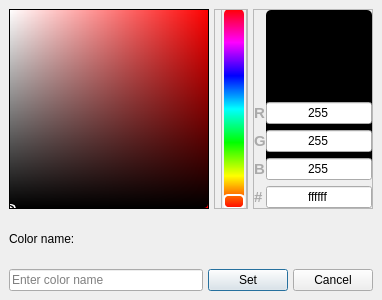
Above: ui/color_picker_dialog.ui from TheCodingJsoftware/Invigo before the change. Below: the same form after it.
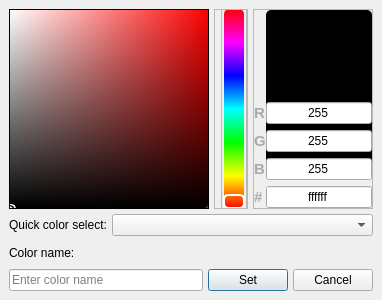
That is the form after the change.

Commit message: quick select ral colors

Diff of the .ui file:
```diff
--- a/ui/color_picker_dialog.ui
+++ b/ui/color_picker_dialog.ui
@@ -482,6 +482,23 @@
           </item>
          </layout>
         </item>
+        <item>
+         <layout class="QHBoxLayout" name="horizontalLayout_4" stretch="0,1">
+          <item>
+           <widget class="QLabel" name="label_2">
+            <property name="text">
+             <string>Quick color select:</string>
+            </property>
+            <property name="buddy">
+             <cstring>comboBox_colors_ral</cstring>
+            </property>
+           </widget>
+          </item>
+          <item>
+           <widget class="QComboBox" name="comboBox_colors_ral"/>
+          </item>
+         </layout>
+        </item>
         <item>
          <widget class="QLabel" name="label">
           <property name="text">
```
The commit also changes 2 other files.
